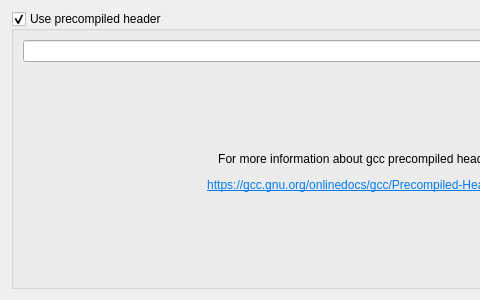
The window that RedPandaIDE/settingsdialog/projectprecompilewidget.ui (royqh1979/RedPanda-CPP) describes before a commit, drawn with Qt 5; both pictures show x 0 to 480 and y 0 to 300 of the 741 by 300 pixel window.
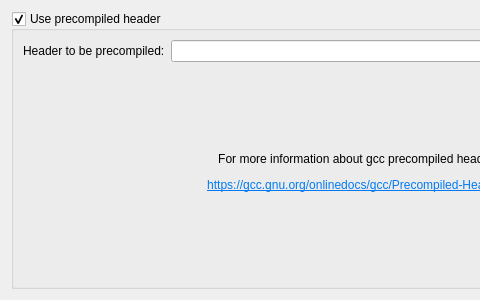
The same window after the commit. Icons and pictures are not drawn.

Commit message: - fix: Makefile error when "Use precompiled header" is enabled in the project option dialog.

The edit to the form file:
```diff
--- a/RedPandaIDE/settingsdialog/projectprecompilewidget.ui
+++ b/RedPandaIDE/settingsdialog/projectprecompilewidget.ui
@@ -38,6 +38,13 @@
          <property name="bottomMargin">
           <number>0</number>
          </property>
+         <item>
+          <widget class="QLabel" name="label_2">
+           <property name="text">
+            <string>Header to be precompiled:</string>
+           </property>
+          </widget>
+         </item>
          <item>
           <widget class="QLineEdit" name="txtPrecompileHeader"/>
          </item>
```
The commit also changes 7 other files.
